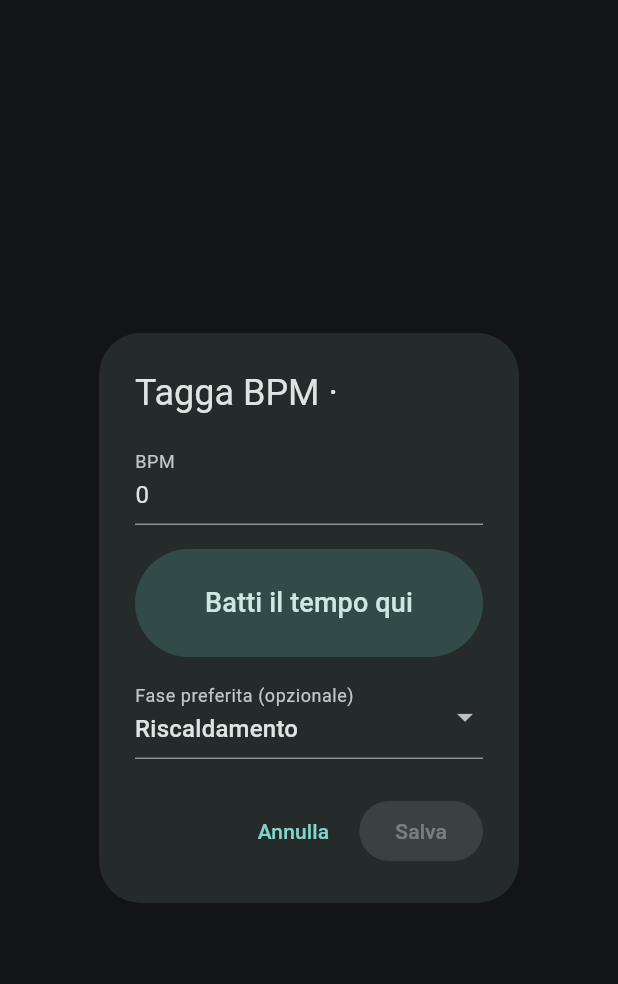
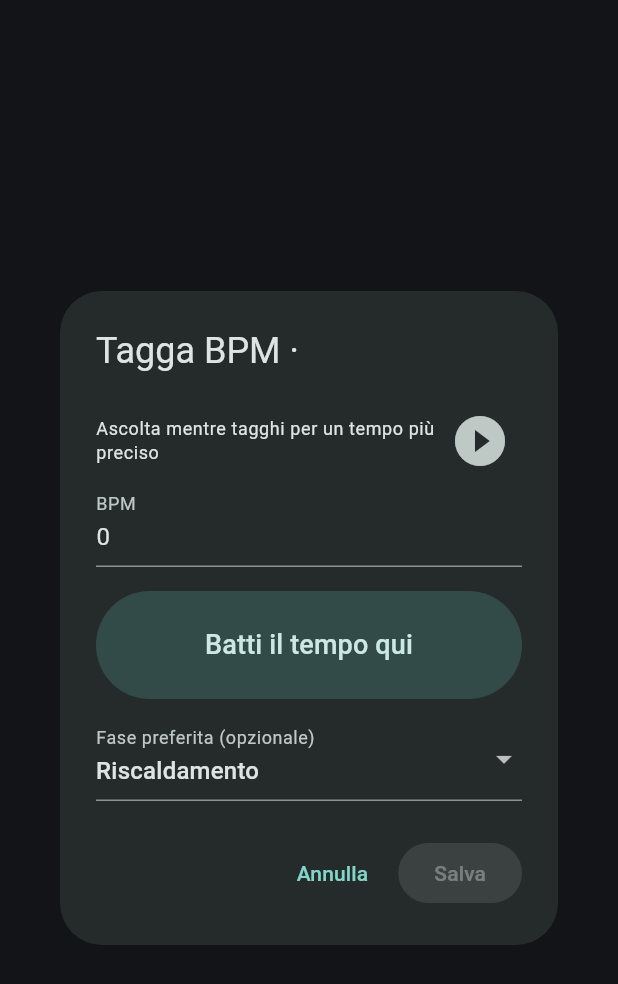
Before and after one commit to PaoloGremi/aquagym-tracklist, a Flutter app: the TapTempoDialog widget shown alone on an empty page, opened directly with empty values, on a phone screen of 412 x 824 dp. Shown: the top 984 px of the screen. Run offline on Flutter 3.47's test engine with Material 3 defaults, Android fonts, the phone set to English and light mode, and no system bars; our stand-ins replace flutter_riverpod, flutter_secure_storage, hive_flutter, wakelock_plus; missing offline and left inert: flutter_web_auth_2, spotify_sdk; accounts and stored records are empty.

Commit message:
Aggiunge riproduzione Spotify nel dialog di tagging BPM
Permette di ascoltare il brano mentre si tagga il BPM (manualmente o
via tap tempo), riusando SpotifyRemoteService già presente per il
Live Player. Il fallimento della riproduzione (Spotify non installato,
non Premium, ecc.) è mostrato come errore non bloccante: il tagging
manuale resta comunque disponibile.

```diff
--- a/lib/presentation/widgets/tap_tempo_dialog.dart
+++ b/lib/presentation/widgets/tap_tempo_dialog.dart
@@ -1,27 +1,35 @@
 import 'package:flutter/material.dart';
+import 'package:flutter_riverpod/flutter_riverpod.dart';
 
 import '../../domain/models/phase_type.dart';
 import '../../domain/models/track.dart';
+import '../providers/core_providers.dart';
 
 /// Dialog per taggare manualmente il BPM di un brano: input numerico
 /// diretto oppure calcolo tramite "tap tempo" (l'istruttore batte il tempo
 /// a schermo e l'app calcola i BPM dall'intervallo medio tra i tap).
+/// Permette anche di riprodurre il brano su Spotify mentre si tagga, per
+/// poter battere il tempo a orecchio invece che a memoria.
 ///
 /// Ritorna una mappa {'bpm': int, 'preferredPhase': PhaseType?} se
 /// confermato, altrimenti null.
-class TapTempoDialog extends StatefulWidget {
+class TapTempoDialog extends ConsumerStatefulWidget {
   final Track track;
 
   const TapTempoDialog({super.key, required this.track});
 
   @override
-  State<TapTempoDialog> createState() => _TapTempoDialogState();
+  ConsumerState<TapTempoDialog> createState() => _TapTempoDialogState();
 }
 
-class _TapTempoDialogState extends State<TapTempoDialog> {
+class _TapTempoDialogState extends ConsumerState<TapTempoDialog> {
   final List<DateTime> _taps = [];
   late final TextEditingController _bpmController;
   PhaseType? _preferredPhase;
+
+  bool _isPlaying = false;
+  bool _isLoadingPlayback = false;
+  String? _playbackError;
 
   static const int _maxTapsConsidered = 8;
 
@@ -35,8 +43,34 @@ class _TapTempoDialogState extends State<TapTempoDialog> {
 
   @override
   void dispose() {
+    // Fire-and-forget: non blocchiamo la chiusura del dialog per questo, ma
+    // evitiamo che il brano resti in riproduzione dopo aver chiuso il tagging.
+    if (_isPlaying) {
+      ref.read(spotifyRemoteServiceProvider).pause();
+    }
     _bpmController.dispose();
     super.dispose();
+  }
+
+  Future<void> _togglePlayback() async {
+    final remote = ref.read(spotifyRemoteServiceProvider);
+    setState(() {
+      _isLoadingPlayback = true;
+      _playbackError = null;
+    });
+    try {
+      if (_isPlaying) {
+        await remote.pause();
+        if (mounted) setState(() => _isPlaying = false);
+      } else {
+        await remote.play(widget.track.uri);
+        if (mounted) setState(() => _isPlaying = true);
+      }
+    } catch (e) {
+      if (mounted) setState(() => _playbackError = 'Impossibile riprodurre: $e');
+    } finally {
+      if (mounted) setState(() => _isLoadingPlayback = false);
+    }
   }
 
   void _onTap() {
@@ -74,6 +108,39 @@ class _TapTempoDialogState extends State<TapTempoDialog> {
       content: Column(
         mainAxisSize: MainAxisSize.min,
         children: [
+          Row(
+            children: [
+              Expanded(
+                child: Text(
+                  'Ascolta mentre tagghi per un tempo più preciso',
+                  style: Theme.of(context).textTheme.bodySmall,
+                ),
+              ),
+              if (_isLoadingPlayback)
+                const Padding(
+                  padding: EdgeInsets.all(8),
+                  child: SizedBox(
+                    width: 24,
+                    height: 24,
+                    child: CircularProgressIndicator(strokeWidth: 2),
+                  ),
+                )
+              else
+                IconButton(
+                  iconSize: 40,
+                  icon: Icon(_isPlaying ? Icons.pause_circle_filled : Icons.play_circle_filled),
+                  onPressed: _togglePlayback,
+                ),
+            ],
+          ),
+          if (_playbackError != null)
+            Padding(
+              padding: const EdgeInsets.only(bottom: 8),
+              child: Text(
+                _playbackError!,
+                style: TextStyle(color: Theme.of(context).colorScheme.error, fontSize: 12),
+              ),
+            ),
           TextField(
             controller: _bpmController,
             keyboardType: TextInputType.number,
```
